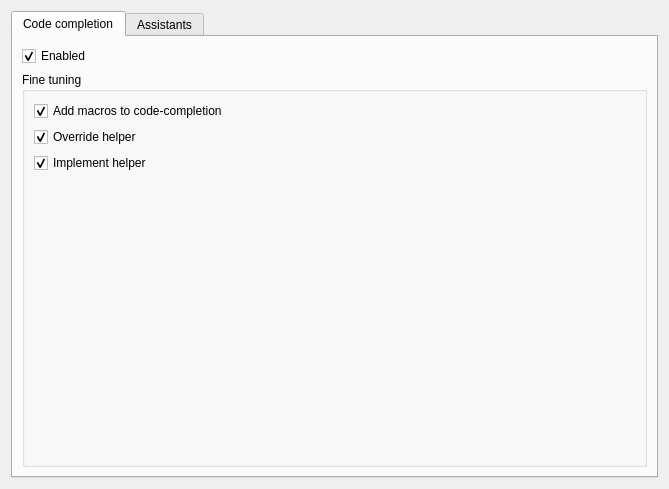
Before: the Qt Designer form clangsettings/sessionsettings/sessionsettings.ui in KDE/kdevelop, drawn with Qt 5.
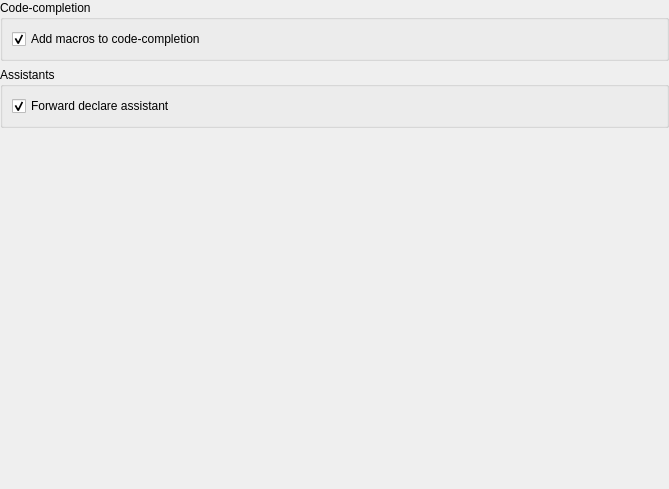
After: the same form once the commit is applied.

Diff of the .ui file:
```diff
--- a/clangsettings/sessionsettings/sessionsettings.ui
+++ b/clangsettings/sessionsettings/sessionsettings.ui
@@ -13,24 +13,26 @@
   <property name="windowTitle">
    <string>Form</string>
   </property>
-  <layout class="QGridLayout" name="gridLayout_2">
-   <item row="0" column="0">
-    <widget class="QTabWidget" name="tabWidget">
-     <property name="currentIndex">
-      <number>0</number>
-     </property>
-     <widget class="QWidget" name="codeCompletion">
-      <attribute name="title">
-       <string>Code completion</string>
-      </attribute>
       <layout class="QGridLayout" name="gridLayout">
-       <item row="1" column="0">
+   <property name="leftMargin">
+    <number>0</number>
+   </property>
+   <property name="topMargin">
+    <number>0</number>
+   </property>
+   <property name="rightMargin">
+    <number>0</number>
+   </property>
+   <property name="bottomMargin">
+    <number>0</number>
+   </property>
+   <item row="0" column="0">
         <widget class="QGroupBox" name="groupBox_4">
          <property name="title">
-          <string>Fine tuning</string>
-         </property>
-         <layout class="QVBoxLayout" name="verticalLayout_4">
-          <item>
+      <string>Code-completion</string>
+     </property>
+     <layout class="QGridLayout" name="gridLayout_4">
+      <item row="0" column="0">
            <widget class="QCheckBox" name="kcfg_macros">
             <property name="text">
              <string>Add macros to code-completion</string>
@@ -40,97 +42,30 @@
             </property>
            </widget>
           </item>
-          <item>
-           <widget class="QCheckBox" name="kcfg_overrideHelper">
-            <property name="text">
-             <string>Override helper</string>
-            </property>
-            <property name="checked">
-             <bool>true</bool>
-            </property>
-           </widget>
-          </item>
-          <item>
-           <widget class="QCheckBox" name="kcfg_implementHelper">
-            <property name="text">
-             <string>Implement helper</string>
-            </property>
-            <property name="checked">
-             <bool>true</bool>
-            </property>
-           </widget>
-          </item>
-          <item>
-           <spacer name="verticalSpacer_3">
-            <property name="orientation">
-             <enum>Qt::Vertical</enum>
-            </property>
-            <property name="sizeHint" stdset="0">
-             <size>
-              <width>20</width>
-              <height>40</height>
-             </size>
-            </property>
-           </spacer>
-          </item>
          </layout>
         </widget>
        </item>
-       <item row="0" column="0">
-        <widget class="QCheckBox" name="kcfg_enableCodeCompletion">
-         <property name="text">
-          <string>Enabled</string>
-         </property>
-         <property name="checked">
-          <bool>true</bool>
-         </property>
-        </widget>
-       </item>
-      </layout>
-     </widget>
-     <widget class="QWidget" name="assistants">
-      <attribute name="title">
+   <item row="1" column="0">
+    <widget class="QGroupBox" name="groupBox_3">
+     <property name="title">
        <string>Assistants</string>
-      </attribute>
+     </property>
       <layout class="QGridLayout" name="gridLayout_3">
-       <item row="1" column="0">
-        <widget class="QGroupBox" name="groupBox_2">
-         <property name="title">
-          <string>Fine tuning</string>
-         </property>
-         <layout class="QVBoxLayout" name="verticalLayout_2">
-          <item>
-           <widget class="QCheckBox" name="kcfg_forwardDeclareHelper">
+      <item row="0" column="0">
+       <widget class="QCheckBox" name="kcfg_forwardDeclare">
             <property name="text">
-             <string>Forward declare helper</string>
+         <string>Forward declare assistant</string>
             </property>
             <property name="checked">
              <bool>true</bool>
             </property>
            </widget>
           </item>
-          <item>
-           <widget class="QCheckBox" name="kcfg_includePathAssistant">
-            <property name="text">
-             <string>Include path assistant</string>
-            </property>
-            <property name="checked">
-             <bool>true</bool>
-            </property>
-           </widget>
-          </item>
-          <item>
-           <widget class="QCheckBox" name="kcfg_adaptSignature">
-            <property name="text">
-             <string>Adapt signature</string>
-            </property>
-            <property name="checked">
-             <bool>true</bool>
-            </property>
-           </widget>
-          </item>
-          <item>
-           <spacer name="verticalSpacer_2">
+     </layout>
+    </widget>
+   </item>
+   <item row="2" column="0">
+    <spacer name="verticalSpacer">
             <property name="orientation">
              <enum>Qt::Vertical</enum>
             </property>
@@ -141,23 +76,6 @@
              </size>
             </property>
            </spacer>
-          </item>
-         </layout>
-        </widget>
-       </item>
-       <item row="0" column="0">
-        <widget class="QCheckBox" name="kcfg_enableAssistants">
-         <property name="text">
-          <string>Enabled</string>
-         </property>
-         <property name="checked">
-          <bool>true</bool>
-         </property>
-        </widget>
-       </item>
-      </layout>
-     </widget>
-    </widget>
    </item>
   </layout>
  </widget>
```
Left out of the diff: 3 changed lines with no effect on the pictures. Lines whose indentation alone changed are shown as unchanged.
